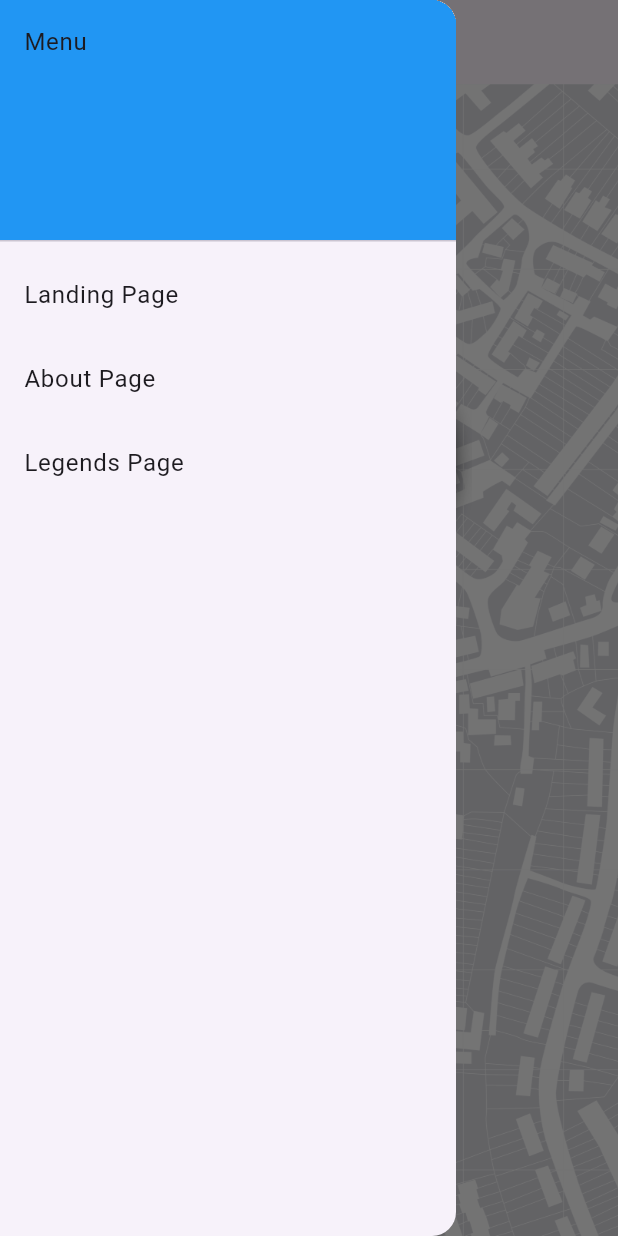
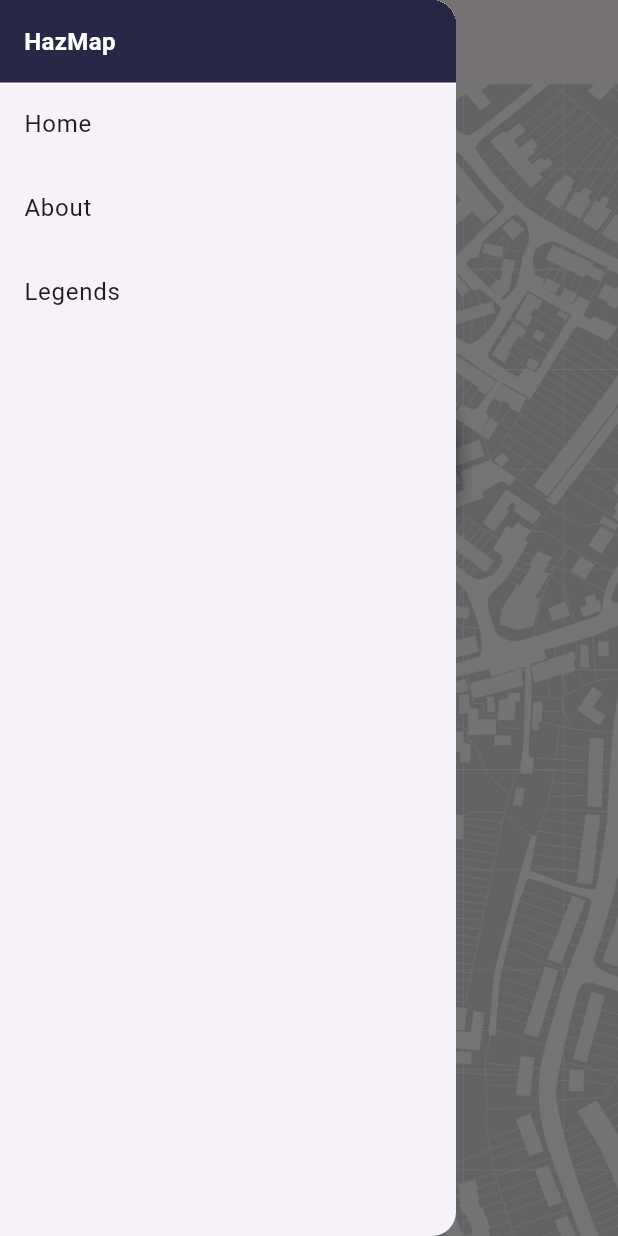
Before and after one commit to Velsariaa/hazmap, a Flutter app: the screen it shows after launch, with the side drawer open, on a phone screen of 412 x 824 dp. Run offline on Flutter 3.47's test engine with Material 3 defaults, Android fonts, the phone set to English and light mode, and no system bars.

Commit message:
update navbar

```diff
--- a/lib/components/NavigationBar.dart
+++ b/lib/components/NavigationBar.dart
@@ -2,6 +2,7 @@ import 'package:flutter/material.dart';
 import '../pages/LandingPage.dart';
 import '../pages/About.dart';
 import '../pages/Legends.dart';
+import '../pages/Home.dart';
 
 class navbar extends StatelessWidget {
   const navbar({super.key});
@@ -12,24 +13,33 @@ class navbar extends StatelessWidget {
       child: ListView(
         padding: EdgeInsets.zero,
         children: <Widget>[
-          const DrawerHeader(
-            decoration: BoxDecoration(
-              color: Colors.blue,
+          Container(
+            color: const Color(0xFF292746),
+            padding: const EdgeInsets.all(16),
+            child: const Align(
+              alignment: Alignment.centerLeft,
+              child: Text(
+                'HazMap',
+                style: TextStyle(
+                  fontSize: 16, // Smaller font size
+                  fontWeight: FontWeight.bold,
+                  color: Colors.white,
+                ),
+              ),
             ),
-            child: Text('Menu'),
           ),
           ListTile(
-            title: const Text('Landing Page'),
+            title: const Text('Home'),
             onTap: () {
               Navigator.pop(context); // Close the drawer
               Navigator.push(
                 context,
-                MaterialPageRoute(builder: (context) => LandingPage()),
+                MaterialPageRoute(builder: (context) => HomePage()),
               );
             },
           ),
           ListTile(
-            title: const Text('About Page'),
+            title: const Text('About'),
             onTap: () {
               Navigator.pop(context); // Close the drawer
               Navigator.push(
@@ -39,7 +49,7 @@ class navbar extends StatelessWidget {
             },
           ),
           ListTile(
-            title: const Text('Legends Page'),
+            title: const Text('Legends'),
             onTap: () {
               Navigator.pop(context); // Close the drawer
               Navigator.push(
```
